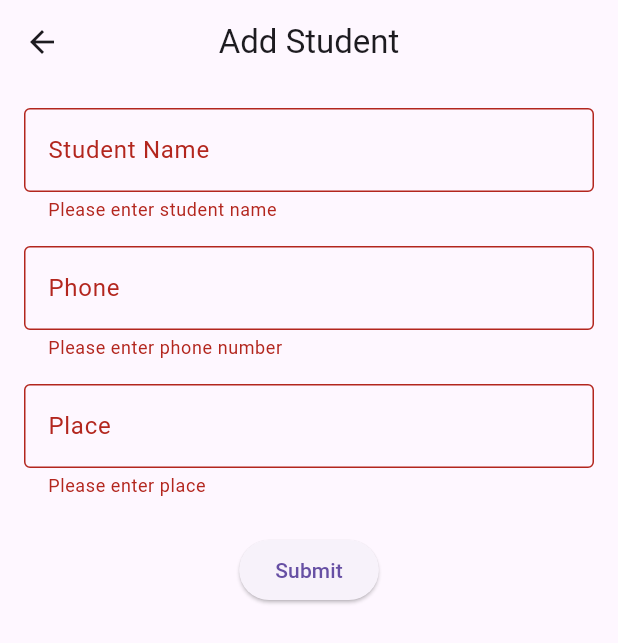
After one commit to shihabLuminar/firebase_april_25, a Flutter app: the AddStudentPage screen opened directly, after a tap on "Submit", on a phone screen of 412 x 824 dp. The commit adds this screen. Shown: the top 643 px of the screen. Run offline on Flutter 3.47's test engine with Material 3 defaults, Android fonts, the phone set to English and light mode, and no system bars; our stand-ins replace cloud_firestore, firebase_auth, firebase_core; accounts and stored records are empty.

Commit message:
studnet adding screeen

```diff
--- a/lib/controller/home_screen_controller.dart
+++ b/lib/controller/home_screen_controller.dart
@@ -9,12 +9,12 @@ class HomeScreenController with ChangeNotifier {
     students.doc(id).delete();
   }
 
-  void addStudent(int index) {
-    students.add({
-      "name": "data$index",
-      "ph": "ph$index",
-      "place": "place$index",
-    });
+  void addStudent({
+    required String name,
+    required String ph,
+    required String place,
+  }) {
+    students.add({"name": name, "ph": ph, "place": place});
   }
 
   void update() {
--- /dev/null
+++ b/lib/veiw/add_student_screen/add_student_screen.dart
@@ -0,0 +1,131 @@
+import 'package:firebase_april_25/controller/home_screen_controller.dart';
+import 'package:flutter/material.dart';
+import 'package:provider/provider.dart';
+
+class AddStudentPage extends StatefulWidget {
+  const AddStudentPage({super.key});
+
+  @override
+  State<AddStudentPage> createState() => _AddStudentPageState();
+}
+
+class _AddStudentPageState extends State<AddStudentPage> {
+  final _formKey = GlobalKey<FormState>();
+
+  // Controllers
+  final _nameController = TextEditingController();
+  final _phoneController = TextEditingController();
+  final _placeController = TextEditingController();
+
+  @override
+  void dispose() {
+    _nameController.dispose();
+    _phoneController.dispose();
+    _placeController.dispose();
+    super.dispose();
+  }
+
+  void _submitForm() {
+    if (_formKey.currentState!.validate()) {
+      // Collect values
+      final name = _nameController.text.trim();
+      final phone = _phoneController.text.trim();
+      final place = _placeController.text.trim();
+
+      context.read<HomeScreenController>().addStudent(
+        name: name,
+        ph: phone,
+        place: place,
+      );
+
+      // // For now just show success (you can send to API or DB here)
+      // ScaffoldMessenger.of(context).showSnackBar(
+      //   SnackBar(content: Text("Student Added: $name, $phone, $place")),
+      // );
+
+      // Clear fields
+      _nameController.clear();
+      _phoneController.clear();
+      _placeController.clear();
+
+      Navigator.pop(context);
+    }
+  }
+
+  @override
+  Widget build(BuildContext context) {
+    return Scaffold(
+      appBar: AppBar(title: const Text("Add Student"), centerTitle: true),
+      body: Padding(
+        padding: const EdgeInsets.all(16.0),
+        child: Form(
+          key: _formKey,
+          child: Column(
+            crossAxisAlignment: CrossAxisAlignment.start,
+            children: [
+              // Student Name
+              TextFormField(
+                controller: _nameController,
+                decoration: const InputDecoration(
+                  labelText: "Student Name",
+                  border: OutlineInputBorder(),
+                ),
+                validator: (value) {
+                  if (value == null || value.trim().isEmpty) {
+                    return "Please enter student name";
+                  }
+                  return null;
+                },
+              ),
+              const SizedBox(height: 16),
+
+              // Phone
+              TextFormField(
+                controller: _phoneController,
+                keyboardType: TextInputType.phone,
+                decoration: const InputDecoration(
+                  labelText: "Phone",
+                  border: OutlineInputBorder(),
+                ),
+                validator: (value) {
+                  if (value == null || value.trim().isEmpty) {
+                    return "Please enter phone number";
+                  }
+                  if (!RegExp(r'^[0-9]{10}$').hasMatch(value.trim())) {
+                    return "Enter a valid 10-digit phone number";
+                  }
+                  return null;
+                },
+              ),
+              const SizedBox(height: 16),
+
+              // Place
+              TextFormField(
+                controller: _placeController,
+                decoration: const InputDecoration(
+                  labelText: "Place",
+                  border: OutlineInputBorder(),
+                ),
+                validator: (value) {
+                  if (value == null || value.trim().isEmpty) {
+                    return "Please enter place";
+                  }
+                  return null;
+                },
+              ),
+              const SizedBox(height: 24),
+
+              // Submit Button
+              Center(
+                child: ElevatedButton(
+                  onPressed: _submitForm,
+                  child: const Text("Submit"),
+                ),
+              ),
+            ],
+          ),
+        ),
+      ),
+    );
+  }
+}
--- a/lib/veiw/home_screen/home_screen.dart
+++ b/lib/veiw/home_screen/home_screen.dart
@@ -1,4 +1,5 @@
 import 'package:firebase_april_25/controller/home_screen_controller.dart';
+import 'package:firebase_april_25/veiw/add_student_screen/add_student_screen.dart';
 import 'package:firebase_auth/firebase_auth.dart';
 import 'package:flutter/material.dart';
 import 'package:provider/provider.dart';
@@ -11,7 +12,10 @@ class HomeScreen extends StatelessWidget {
     return Scaffold(
       floatingActionButton: FloatingActionButton(
         onPressed: () {
-          context.read<HomeScreenController>().addStudent(3);
+          Navigator.push(
+            context,
+            MaterialPageRoute(builder: (context) => AddStudentPage()),
+          );
         },
       ),
       appBar: AppBar(
```
